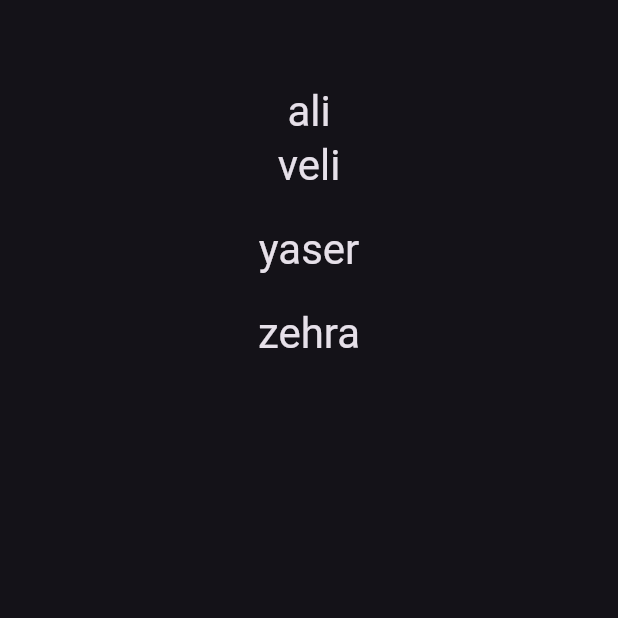
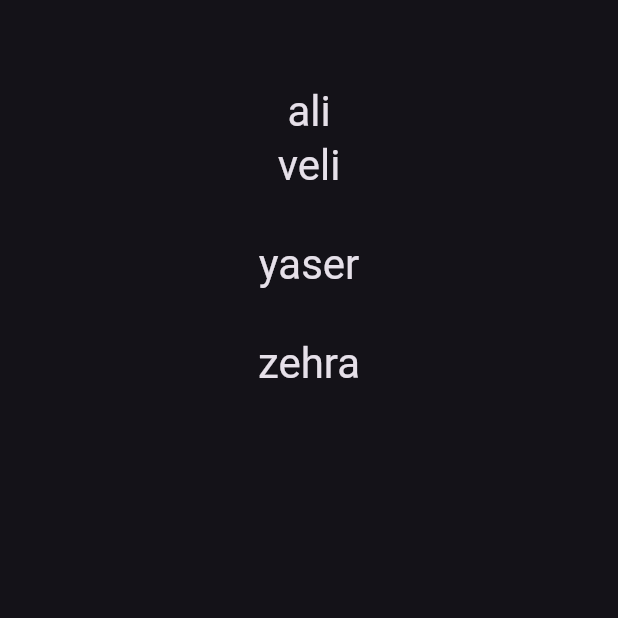
Before and after one commit to Htdrizzt/flutter_learning, a Flutter app: the screen it shows after launch, on a phone screen of 412 x 824 dp, the top half of it. Run offline on Flutter 3.47's test engine with Material 2 defaults, Android fonts, the phone set to English and light mode, and no system bars.

Commit message:
third commit xdxd

```diff
--- a/lib/101/stateless__learn.dart
+++ b/lib/101/stateless__learn.dart
@@ -25,7 +25,7 @@ class StateLessLearn extends StatelessWidget {
   }
 
   // ignore: non_constant_identifier_names
-  SizedBox _emptyBox() => const SizedBox(height: 20,); //basit şeyleri böyle yapabilirsin
+  SizedBox _emptyBox() => const SizedBox(height: 30,); //basit şeyleri böyle yapabilirsin
 }
 
 class _CustomContainer extends StatelessWidget {
```
